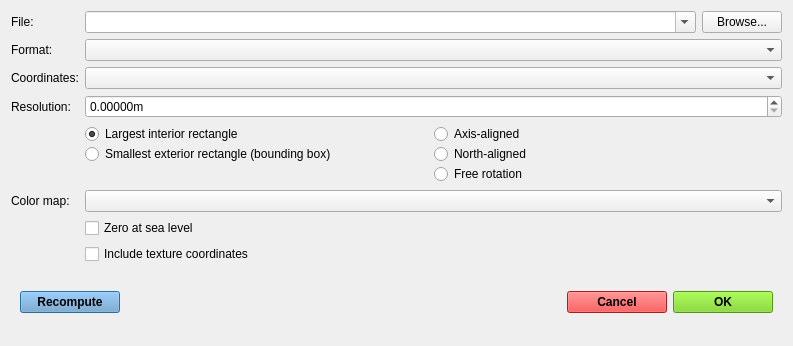
Qt form gui/exporter.ui (SINTEF/Geomaker) before a commit.
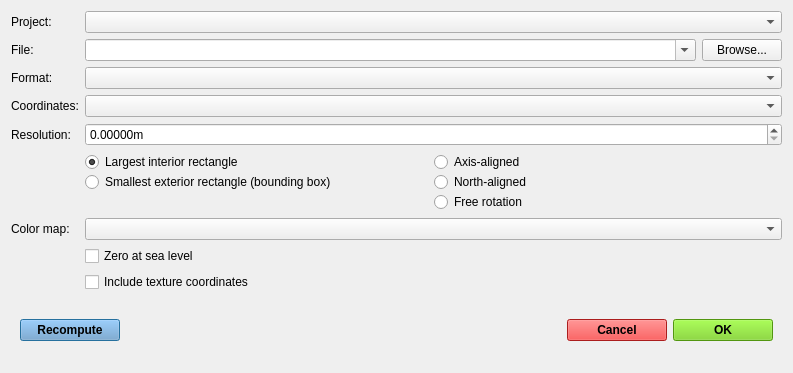
The same form after that commit. Icons and pictures are not drawn.

```diff
--- a/gui/exporter.ui
+++ b/gui/exporter.ui
@@ -7,7 +7,7 @@
     <x>0</x>
     <y>0</y>
     <width>793</width>
-    <height>346</height>
+    <height>373</height>
    </rect>
   </property>
   <property name="windowTitle">
@@ -52,14 +52,47 @@
            <property name="bottomMargin">
             <number>0</number>
            </property>
-           <item row="0" column="0">
-            <widget class="QLabel" name="Location">
+           <item row="1" column="1">
+            <widget class="QComboBox" name="filename">
+             <property name="sizePolicy">
+              <sizepolicy hsizetype="Preferred" vsizetype="Fixed">
+               <horstretch>1</horstretch>
+               <verstretch>0</verstretch>
+              </sizepolicy>
+             </property>
+             <property name="editable">
+              <bool>true</bool>
+             </property>
+            </widget>
+           </item>
+           <item row="7" column="1" colspan="2">
+            <widget class="QComboBox" name="colormaps"/>
+           </item>
+           <item row="2" column="0">
+            <widget class="QLabel" name="label">
              <property name="text">
-              <string>File:</string>
+              <string>Format:</string>
              </property>
             </widget>
            </item>
-           <item row="9" column="0" colspan="3">
+           <item row="8" column="1" colspan="2">
+            <widget class="QCheckBox" name="zero_sea_level">
+             <property name="text">
+              <string>Zero at sea level</string>
+             </property>
+            </widget>
+           </item>
+           <item row="3" column="1" colspan="2">
+            <widget class="QComboBox" name="coordinates"/>
+           </item>
+           <item row="3" column="0">
+            <widget class="QLabel" name="label_3">
+             <property name="text">
+              <string>Coordinates:</string>
+             </property>
+            </widget>
+           </item>
+           <item row="10" column="0" colspan="3">
             <widget class="QWidget" name="widget_3" native="true">
              <property name="sizePolicy">
               <sizepolicy hsizetype="Preferred" vsizetype="Preferred">
@@ -1436,33 +1469,45 @@
              </layout>
             </widget>
            </item>
-           <item row="0" column="1">
-            <widget class="QComboBox" name="filename">
-             <property name="sizePolicy">
-              <sizepolicy hsizetype="Preferred" vsizetype="Fixed">
-               <horstretch>1</horstretch>
-               <verstretch>0</verstretch>
-              </sizepolicy>
+           <item row="1" column="2">
+            <widget class="QPushButton" name="browsebtn">
+             <property name="text">
+              <string>Browse...</string>
              </property>
-             <property name="editable">
-              <bool>true</bool>
+            </widget>
+           </item>
+           <item row="9" column="1">
+            <widget class="QCheckBox" name="textures">
+             <property name="text">
+              <string>Include texture coordinates</string>
              </property>
             </widget>
            </item>
-           <item row="1" column="1" colspan="2">
-            <widget class="QComboBox" name="formats"/>
+           <item row="5" column="0">
+            <widget class="QLabel" name="label_2">
+             <property name="text">
+              <string>Resolution:</string>
+             </property>
+            </widget>
            </item>
            <item row="1" column="0">
-            <widget class="QLabel" name="label">
+            <widget class="QLabel" name="Location">
              <property name="text">
-              <string>Format:</string>
+              <string>File:</string>
              </property>
             </widget>
            </item>
-           <item row="6" column="1" colspan="2">
-            <widget class="QComboBox" name="colormaps"/>
+           <item row="7" column="0">
+            <widget class="QLabel" name="label_4">
+             <property name="text">
+              <string>Color map:</string>
+             </property>
+            </widget>
            </item>
-           <item row="4" column="1" colspan="2">
+           <item row="2" column="1" colspan="2">
+            <widget class="QComboBox" name="formats"/>
+           </item>
+           <item row="5" column="1" colspan="2">
             <widget class="QDoubleSpinBox" name="resolution">
              <property name="suffix">
               <string>m</string>
@@ -1478,45 +1523,7 @@
              </property>
             </widget>
            </item>
-           <item row="6" column="0">
-            <widget class="QLabel" name="label_4">
-             <property name="text">
-              <string>Color map:</string>
-             </property>
-            </widget>
-           </item>
-           <item row="4" column="0">
-            <widget class="QLabel" name="label_2">
-             <property name="text">
-              <string>Resolution:</string>
-             </property>
-            </widget>
-           </item>
-           <item row="0" column="2">
-            <widget class="QPushButton" name="browsebtn">
-             <property name="text">
-              <string>Browse...</string>
-             </property>
-            </widget>
-           </item>
-           <item row="2" column="1" colspan="2">
-            <widget class="QComboBox" name="coordinates"/>
-           </item>
-           <item row="2" column="0">
-            <widget class="QLabel" name="label_3">
-             <property name="text">
-              <string>Coordinates:</string>
-             </property>
-            </widget>
-           </item>
-           <item row="7" column="1" colspan="2">
-            <widget class="QCheckBox" name="zero_sea_level">
-             <property name="text">
-              <string>Zero at sea level</string>
-             </property>
-            </widget>
-           </item>
-           <item row="5" column="1" colspan="2">
+           <item row="6" column="1" colspan="2">
             <widget class="QWidget" name="widget_4" native="true">
              <property name="minimumSize">
               <size>
@@ -1654,10 +1661,13 @@
              </layout>
             </widget>
            </item>
-           <item row="8" column="1">
-            <widget class="QCheckBox" name="textures">
+           <item row="0" column="1" colspan="2">
+            <widget class="QComboBox" name="projects"/>
+           </item>
+           <item row="0" column="0">
+            <widget class="QLabel" name="label_5">
              <property name="text">
-              <string>Include texture coordinates</string>
+              <string>Project:</string>
              </property>
             </widget>
            </item>
```
